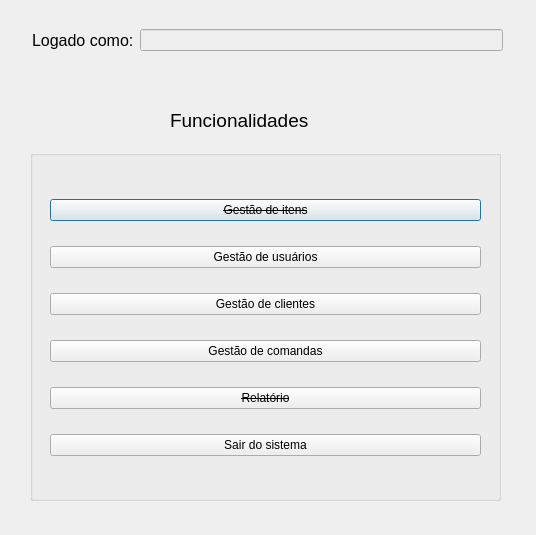
Old version of the form src/ui/dashboard.ui in the repository gustavopresoti/ControleDeComandas.
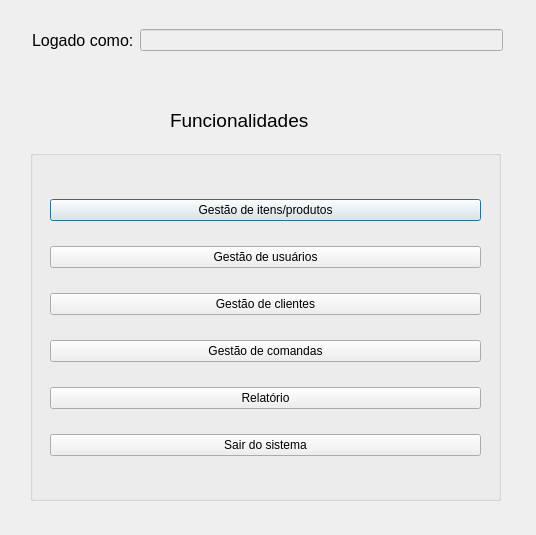
New version of the form.

The edit to the form file:
```diff
--- a/src/ui/dashboard.ui
+++ b/src/ui/dashboard.ui
@@ -57,11 +57,11 @@
       <widget class="QPushButton" name="pushButton_itemManagement">
        <property name="font">
         <font>
-         <strikeout>true</strikeout>
+         <strikeout>false</strikeout>
         </font>
        </property>
        <property name="text">
-        <string>Gestão de itens</string>
+        <string>Gestão de itens/produtos</string>
        </property>
       </widget>
      </item>
@@ -95,7 +95,7 @@
       <widget class="QPushButton" name="pushButton_report">
        <property name="font">
         <font>
-         <strikeout>true</strikeout>
+         <strikeout>false</strikeout>
         </font>
        </property>
        <property name="text">
```
